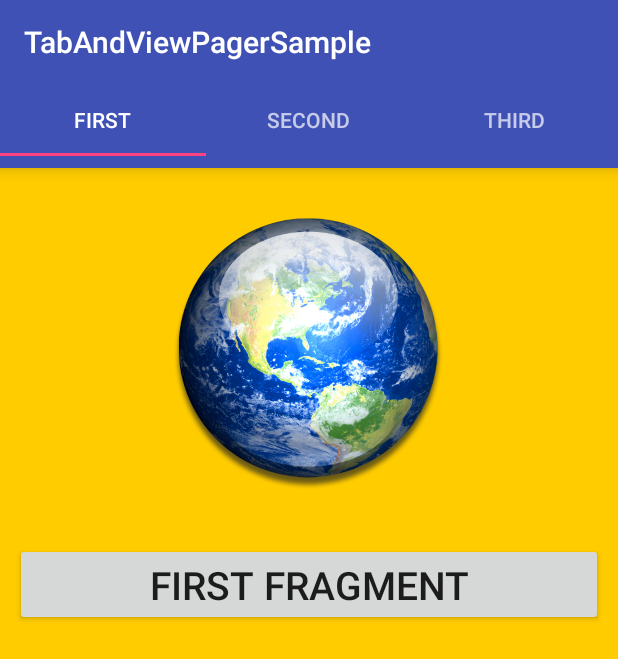
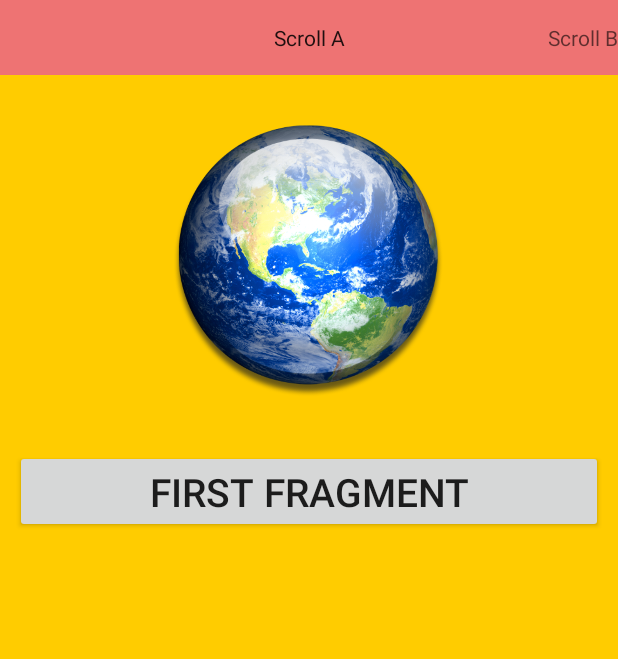
Before and after one commit to Farman-Khan/TabAndViewPagerSample, an Android app: the screen it shows after launch (MainActivity before the commit, ScrollTabActivity after it), on a phone screen of 412 x 824 dp. Shown: the top 659 px of the screen. Run offline under Robolectric (Android 15) with nearby library versions, the phone set to English and light mode, and no system bars.

Commit message:
modifying for scroll tab

```diff
--- a/app/src/main/AndroidManifest.xml
+++ b/app/src/main/AndroidManifest.xml
@@ -8,7 +8,14 @@
         android:label="@string/app_name"
         android:supportsRtl="true"
         android:theme="@style/AppTheme">
-        <activity android:name=".MainActivity">
+      <!--  <activity android:name=".MainActivity">
+            <intent-filter>
+                <action android:name="android.intent.action.MAIN" />
+
+                <category android:name="android.intent.category.LAUNCHER" />
+            </intent-filter>
+        </activity>-->
+        <activity android:name=".ScrollTabActivity">
             <intent-filter>
                 <action android:name="android.intent.action.MAIN" />
 
--- a/app/src/main/java/techlearn/com/tabandviewpagersample/MyPagerAdapter.java
+++ b/app/src/main/java/techlearn/com/tabandviewpagersample/MyPagerAdapter.java
@@ -8,11 +8,11 @@ import android.support.v4.app.FragmentStatePagerAdapter;
  * Created by Ashish on 9/5/2016.
  */
 public class MyPagerAdapter extends FragmentStatePagerAdapter {
-    int totalTabs;
+    int pages;
 
-    public MyPagerAdapter(FragmentManager fm, int totalTabs) {
+    public MyPagerAdapter(FragmentManager fm, int pages) {
         super(fm);
-        this.totalTabs = totalTabs;
+        this.pages = pages;
     }
 
     @Override
@@ -38,6 +38,24 @@ public class MyPagerAdapter extends FragmentStatePagerAdapter {
 
     @Override
     public int getCount() {
-        return totalTabs;
+        return pages;
     }
-}
+
+    @Override
+    public CharSequence getPageTitle(int position) {
+
+        switch (position) {
+            case 0:
+                return "Scroll A";
+            case 1:
+                return "Scroll B";
+            case 2:
+                return "Scroll C";
+
+        }
+
+        return null;
+    }
+
+
+    }
--- /dev/null
+++ b/app/src/main/java/techlearn/com/tabandviewpagersample/ScrollTabActivity.java
@@ -0,0 +1,22 @@
+package techlearn.com.tabandviewpagersample;
+
+import android.support.v4.view.ViewPager;
+import android.support.v7.app.AppCompatActivity;
+import android.os.Bundle;
+
+public class ScrollTabActivity extends AppCompatActivity {
+
+    ViewPager pager;
+
+    int PAGE_COUNT=3;
+
+    @Override
+    protected void onCreate(Bundle savedInstanceState) {
+        super.onCreate(savedInstanceState);
+        setContentView(R.layout.activity_scroll_tab);
+
+        pager= (ViewPager) findViewById(R.id.pager_scroll);
+
+        pager.setAdapter(new MyPagerAdapter(getSupportFragmentManager(), PAGE_COUNT));
+    }
+}
--- /dev/null
+++ b/app/src/main/res/layout/activity_scroll_tab.xml
@@ -0,0 +1,19 @@
+<?xml version="1.0" encoding="utf-8"?>
+<android.support.v4.view.ViewPager xmlns:android="http://schemas.android.com/apk/res/android"
+
+
+    android:id="@+id/pager_scroll"
+    android:layout_width="match_parent"
+    android:layout_height="match_parent">
+
+    <android.support.v4.view.PagerTitleStrip
+        android:id="@+id/title"
+        android:layout_width="match_parent"
+        android:layout_height="wrap_content"
+        android:background="#ffee7373"
+        android:paddingBottom="15dp"
+        android:paddingTop="15dp"
+        >
+
+    </android.support.v4.view.PagerTitleStrip>
+</android.support.v4.view.ViewPager>
```
